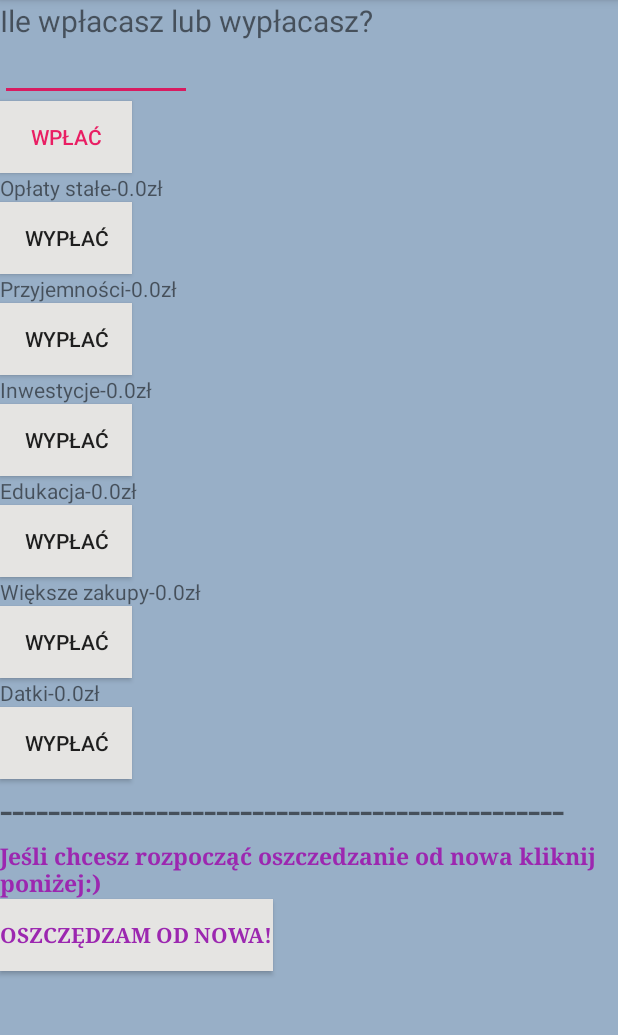
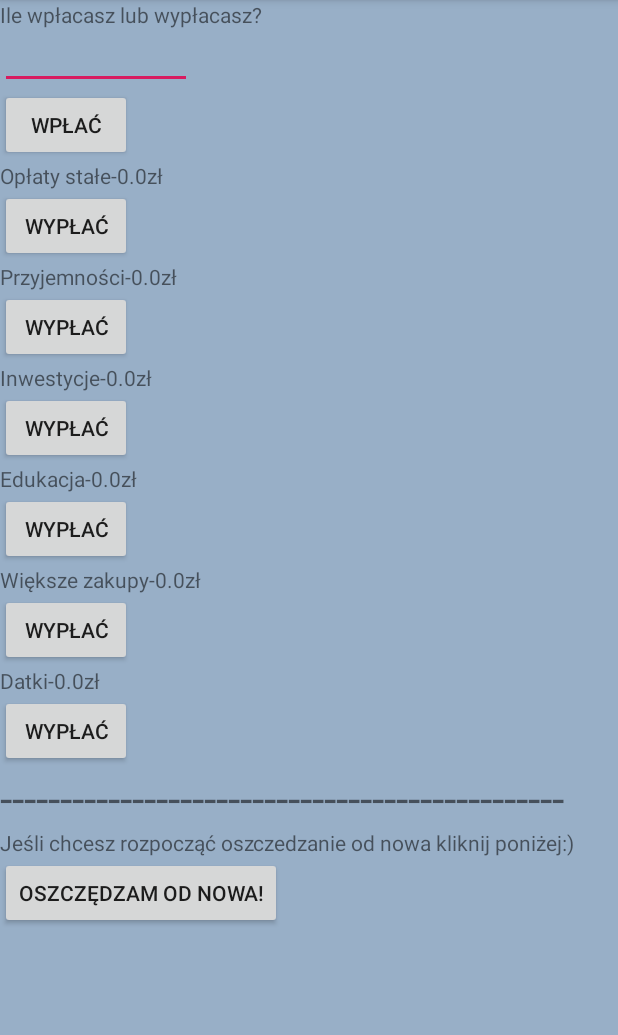
Before and after one commit to KwietniewskiD/6Jars_Project, an Android app: the screen it shows after launch (MainActivity), on a phone screen of 412 x 824 dp, the part 84-1119 px from its top. Run offline under Robolectric (Android 15) with nearby library versions, the light colour scheme and no system bars.

Commit message:
Update activity_main.xml

```diff
--- a/Andoid/Szesoikw/app/src/main/res/layout/activity_main.xml
+++ b/Andoid/Szesoikw/app/src/main/res/layout/activity_main.xml
@@ -23,7 +23,7 @@
             android:id="@+id/textView1"
             android:layout_width="wrap_content"
             android:layout_height="wrap_content"
-            android:textSize="20dp"
+            style="@style/Napisy.1"
             android:text="@string/deposit" />
 
         <EditText
@@ -39,8 +39,7 @@
             android:id="@+id/buttonAdd"
             android:layout_width="wrap_content"
             android:layout_height="wrap_content"
-            android:textColor="#E91E63"
-            android:background="#E5E4E2"
+            style="@style/ButtonStyle.Add"
             android:text="@string/button_add"
             android:onClick="onClickButtonAdd"/>  //wywołanie metody z MainActivity gdy zostanie wciśnięty przycisk
 
@@ -58,12 +57,14 @@
                     android:id="@+id/textView1"
                     android:layout_width="wrap_content"
                     android:layout_height="wrap_content"
+                    style="@style/Napisy.2"
                     android:text="@string/textJar1" />
 
                 <TextView
                     android:id="@+id/textValue1"
                     android:layout_width="wrap_content"
                     android:layout_height="wrap_content"
+                    style="@style/Napisy.2"
                     android:text="0" />
             </LinearLayout>
         </LinearLayout>
@@ -73,7 +74,7 @@
             android:id="@+id/button_rem_Jar1"
             android:layout_width="wrap_content"
             android:layout_height="wrap_content"
-            android:background="#E5E4E2"
+            style="@style/ButtonStyle.Rem"
             android:text="@string/button_rem_Jar1"
             android:onClick="onClickButtonRemJar1"/>  //wywołanie metody z MainActivity gdy zostanie wciśnięty przycisk
 
@@ -86,12 +87,14 @@
                 android:id="@+id/textView2"
                 android:layout_width="wrap_content"
                 android:layout_height="wrap_content"
+                style="@style/Napisy.2"
                 android:text="@string/textJar2" />
 
             <TextView
                 android:id="@+id/textValue2"
                 android:layout_width="wrap_content"
                 android:layout_height="wrap_content"
+                style="@style/Napisy.2"
                 android:text="0" />
 
         </LinearLayout>
@@ -101,7 +104,7 @@
             android:id="@+id/button_rem_Jar2"
             android:layout_width="wrap_content"
             android:layout_height="wrap_content"
-            android:background="#E5E4E2"
+            style="@style/ButtonStyle.Rem"
             android:text="@string/button_rem_Jar2"
             android:onClick="onClickButtonRemJar2"/>  //wywołanie metody z MainActivity gdy zostanie wciśnięty przycisk
 
@@ -114,12 +117,14 @@
                 android:id="@+id/textView3"
                 android:layout_width="wrap_content"
                 android:layout_height="wrap_content"
+                style="@style/Napisy.2"
                 android:text="@string/textJar3" />
 
             <TextView
                 android:id="@+id/textValue3"
                 android:layout_width="wrap_content"
                 android:layout_height="wrap_content"
+                style="@style/Napisy.2"
                 android:text="0" />
         </LinearLayout>
 
@@ -128,7 +133,7 @@
             android:id="@+id/button_rem_Jar3"
             android:layout_width="wrap_content"
             android:layout_height="wrap_content"
-            android:background="#E5E4E2"
+            style="@style/ButtonStyle.Rem"
             android:text="@string/button_rem_Jar3"
             android:onClick="onClickButtonRemJar3"/>  //wywołanie metody z MainActivity gdy zostanie wciśnięty przycisk
 
@@ -141,12 +146,14 @@
                 android:id="@+id/textView4"
                 android:layout_width="wrap_content"
                 android:layout_height="wrap_content"
+                style="@style/Napisy.2"
                 android:text="@string/textJar4" />
 
             <TextView
                 android:id="@+id/textValue4"
                 android:layout_width="wrap_content"
                 android:layout_height="wrap_content"
+                style="@style/Napisy.2"
                 android:text="0" />
         </LinearLayout>
 
@@ -155,7 +162,7 @@
             android:id="@+id/button_rem_Jar4"
             android:layout_width="wrap_content"
             android:layout_height="wrap_content"
-            android:background="#E5E4E2"
+            style="@style/ButtonStyle.Rem"
             android:text="@string/button_rem_Jar4"
             android:onClick="onClickButtonRemJar4"/>  //wywołanie metody z MainActivity gdy zostanie wciśnięty przycisk
 
@@ -168,12 +175,14 @@
                 android:id="@+id/textView5"
                 android:layout_width="wrap_content"
                 android:layout_height="wrap_content"
+                style="@style/Napisy.2"
                 android:text="@string/textJar5" />
 
             <TextView
                 android:id="@+id/textValue5"
                 android:layout_width="wrap_content"
                 android:layout_height="wrap_content"
+                style="@style/Napisy.2"
                 android:text="0" />
         </LinearLayout>
 
@@ -182,7 +191,7 @@
             android:id="@+id/button_rem_Jar5"
             android:layout_width="wrap_content"
             android:layout_height="wrap_content"
-            android:background="#E5E4E2"
+            style="@style/ButtonStyle.Rem"
             android:text="@string/button_rem_Jar5"
             android:onClick="onClickButtonRemJar5"/>  //wywołanie metody z MainActivity gdy zostanie wciśnięty przycisk
 
@@ -195,12 +204,14 @@
                 android:id="@+id/textView6"
                 android:layout_width="wrap_content"
                 android:layout_height="wrap_content"
+                style="@style/Napisy.2"
                 android:text="@string/textJar6" />
 
             <TextView
                 android:id="@+id/textValue6"
                 android:layout_width="wrap_content"
                 android:layout_height="wrap_content"
+                style="@style/Napisy.2"
                 android:text="0" />
         </LinearLayout>
 
@@ -209,7 +220,7 @@
             android:id="@+id/button_rem_Jar6"
             android:layout_width="wrap_content"
             android:layout_height="wrap_content"
-            android:background="#E5E4E2"
+            style="@style/ButtonStyle.Rem"
             android:text="@string/button_rem_Jar6"
             android:onClick="onClickButtonRemJar6"/>  //wywołanie metody z MainActivity gdy zostanie wciśnięty przycisk
 
@@ -224,10 +235,7 @@
             android:id="@+id/textView1"
             android:layout_width="wrap_content"
             android:layout_height="wrap_content"
-            android:textSize="15dp"
-            android:textColor="#9C27B0"
-            android:typeface="serif"
-            android:textStyle="bold"
+            style="@style/Napisy.3"
             android:text="@string/clean" />
 
         //button oszczędzanie od nowa
@@ -235,10 +243,7 @@
             android:id="@+id/button_Clean"
             android:layout_width="wrap_content"
             android:layout_height="wrap_content"
-            android:textColor="#9C27B0"
-            android:background="#E5E4E2"
-            android:typeface="serif"
-            android:textStyle="bold"
+            style="@style/ButtonStyle.Clean"
             android:text="@string/button_Clean"
             android:onClick="onClickButtonClean"/>  //wywołanie metody z MainActivity gdy zostanie wciśnięty przycisk
 
```
